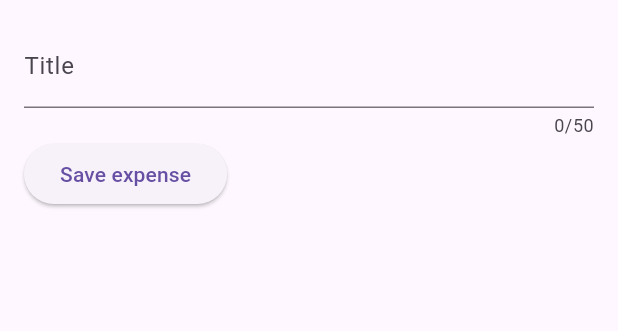
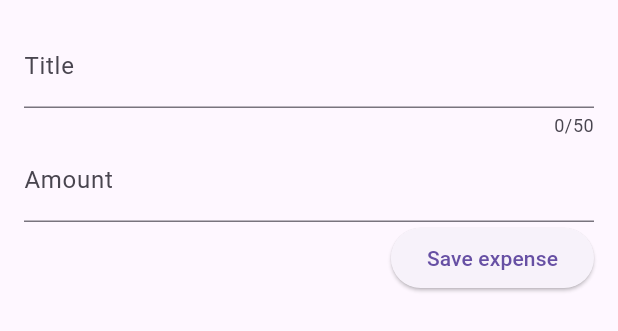
Before and after one commit to HammadM48/expense_tracker, a Flutter app: the NewExpense widget shown alone on an empty page, opened directly, after a tap on "Save expense", on a phone screen of 412 x 824 dp. Shown: the top 331 px of the screen. Run offline on Flutter 3.47's test engine with Material 3 defaults, Android fonts, the phone set to English and light mode, and no system bars.

Commit message:
Added Amount Controller Functionality

```diff
--- a/lib/new_expense.dart
+++ b/lib/new_expense.dart
@@ -10,11 +10,15 @@ class NewExpense extends StatefulWidget {
 
 class _NewExpenseState extends State<NewExpense> {
   final _titleController = TextEditingController();
+  final _amountController = TextEditingController();
   @override
   void dispose() {
     _titleController.dispose();
+    _amountController.dispose();
     super.dispose();
   }
+
+
 
   @override
   Widget build(BuildContext) {
@@ -28,11 +32,23 @@ class _NewExpenseState extends State<NewExpense> {
             keyboardType: TextInputType.name,
             decoration: InputDecoration( label: Text('Title')),
           ),
+          TextField(
+            controller: _amountController,
+            keyboardType: TextInputType.number,
+            decoration: InputDecoration(
+              prefixText: '\$',
+              label: Text("Amount"),
+            ),
+          ),
           Row(
             children: [
-            ElevatedButton(onPressed: () {
+              Spacer(),
+            ElevatedButton(
+              onPressed: () {
                 print(_titleController.text);
-                }, child: Text('Save expense'),
+                print(_amountController.text);
+                },
+                child: Text('Save expense'),
               ),
             ],
           )
```
